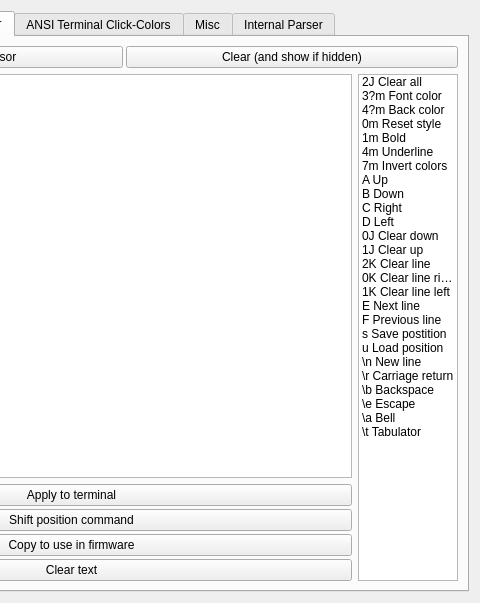
First picture: the form in developeroptions.ui, repository jirimaier/DataPlotter, before the edit; both pictures show x 231 to 711 and y 0 to 603 of the 711 by 603 pixel window.
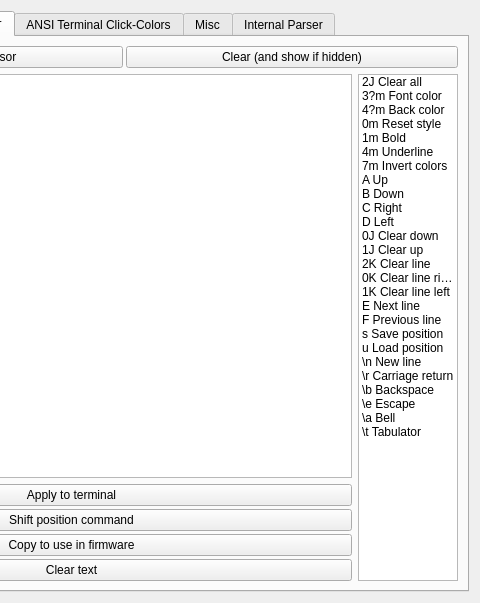
Second picture: the form after the edit. The open tabs and pages were chosen to show the change. Icons and pictures are not drawn.

```diff
--- a/developeroptions.ui
+++ b/developeroptions.ui
@@ -354,7 +354,7 @@
          </item>
          <item>
           <property name="text">
-           <string>s Save postition</string>
+           <string>s Save position</string>
           </property>
          </item>
          <item>
```
Left out of the diff: 4 changed lines with no effect on the pictures.
